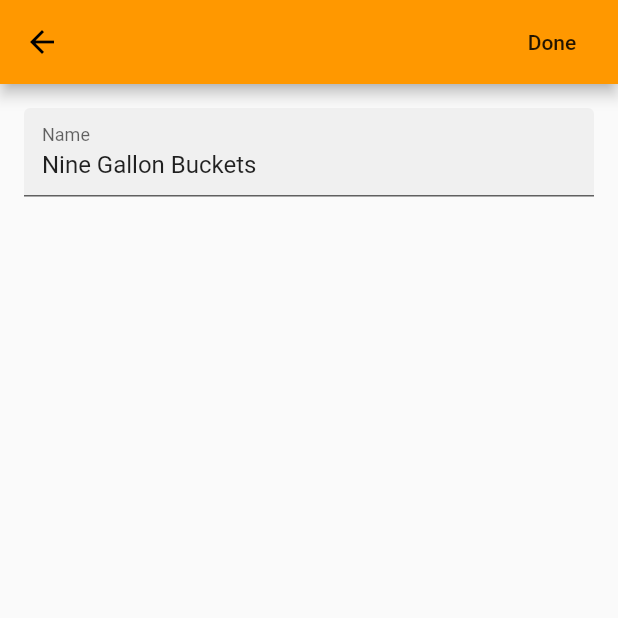
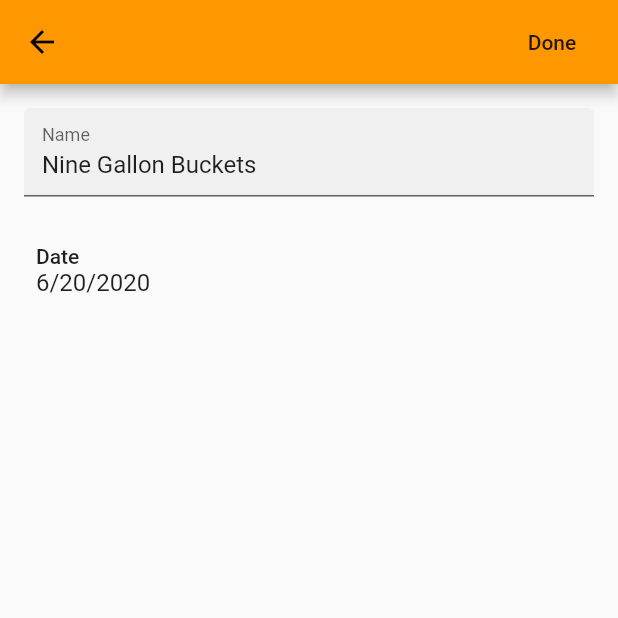
Before and after one commit to johnpryan/form_talk, a Flutter app: the screen it shows after launch, after a tap on "Nine Gallon Buckets", on a phone screen of 412 x 824 dp, the top half of it. Run offline on Flutter 3.47's test engine with Material 2 defaults, Android fonts, the phone set to English and light mode, and no system bars.

Commit message:
Step 4, Add a DateFormField

```diff
--- a/lib/pages/edit_climb_page.dart
+++ b/lib/pages/edit_climb_page.dart
@@ -2,6 +2,7 @@ import 'package:flutter/foundation.dart';
 import 'package:flutter/material.dart';
 
 import '../models/climb.dart';
+import '../widgets/date_form_field.dart';
 
 class EditClimbPage extends StatefulWidget {
   final Climb climb;
@@ -55,6 +56,15 @@ class _EditClimbPageState extends State<EditClimbPage> {
                     _draft.name = newValue;
                   },
                 ),
+                SizedBox(
+                  height: 24,
+                ),
+                DateFormField(
+                  initialValue: _draft.date,
+                  onChanged: (newDate) {
+                    _draft.date = newDate;
+                  },
+                ),
               ],
             ),
           ),
--- /dev/null
+++ b/lib/widgets/date_form_field.dart
@@ -0,0 +1,69 @@
+import 'package:flutter/cupertino.dart';
+import 'package:flutter/material.dart';
+import 'package:intl/intl.dart' as intl;
+
+class DateFormField extends FormField<DateTime> {
+  final ValueChanged<DateTime> onChanged;
+
+  DateFormField({
+    DateTime initialValue,
+    ValueChanged<DateTime> onChanged,
+    FormFieldValidator<DateTime> validator,
+  })  : onChanged = onChanged,
+        super(
+          initialValue: initialValue,
+          validator: validator,
+          builder: (FormFieldState formFieldState) => Ink(
+            child: InkWell(
+              onTap: () async {
+                var newDate = await showDatePicker(
+                  context: formFieldState.context,
+                  initialDate: formFieldState.value,
+                  firstDate: DateTime(1900),
+                  lastDate: DateTime(2100),
+                );
+
+                // Don't change the date if the date picker returns null.
+                if (newDate == null) {
+                  return;
+                }
+
+                // Don't use formFieldState.setValue; it's protected.
+                formFieldState.didChange(newDate);
+
+                // Notify the parent widget that the date changed.
+                onChanged(newDate);
+              },
+              child: Padding(
+                padding: const EdgeInsets.all(8.0),
+                child: Column(
+                  crossAxisAlignment: CrossAxisAlignment.start,
+                  mainAxisAlignment: MainAxisAlignment.start,
+                  children: [
+                    Text(
+                      'Date',
+                      style:
+                          Theme.of(formFieldState.context).textTheme.bodyText1,
+                    ),
+                    Text(
+                      intl.DateFormat.yMd().format(formFieldState.value),
+                      style:
+                          Theme.of(formFieldState.context).textTheme.subtitle1,
+                    ),
+                    if (!formFieldState.isValid)
+                      Text(
+                        formFieldState.errorText ?? "",
+                        style: Theme.of(formFieldState.context)
+                            .textTheme
+                            .caption
+                            .copyWith(
+                                color: Theme.of(formFieldState.context)
+                                    .errorColor),
+                      ),
+                  ],
+                ),
+              ),
+            ),
+          ),
+        );
+}
```
